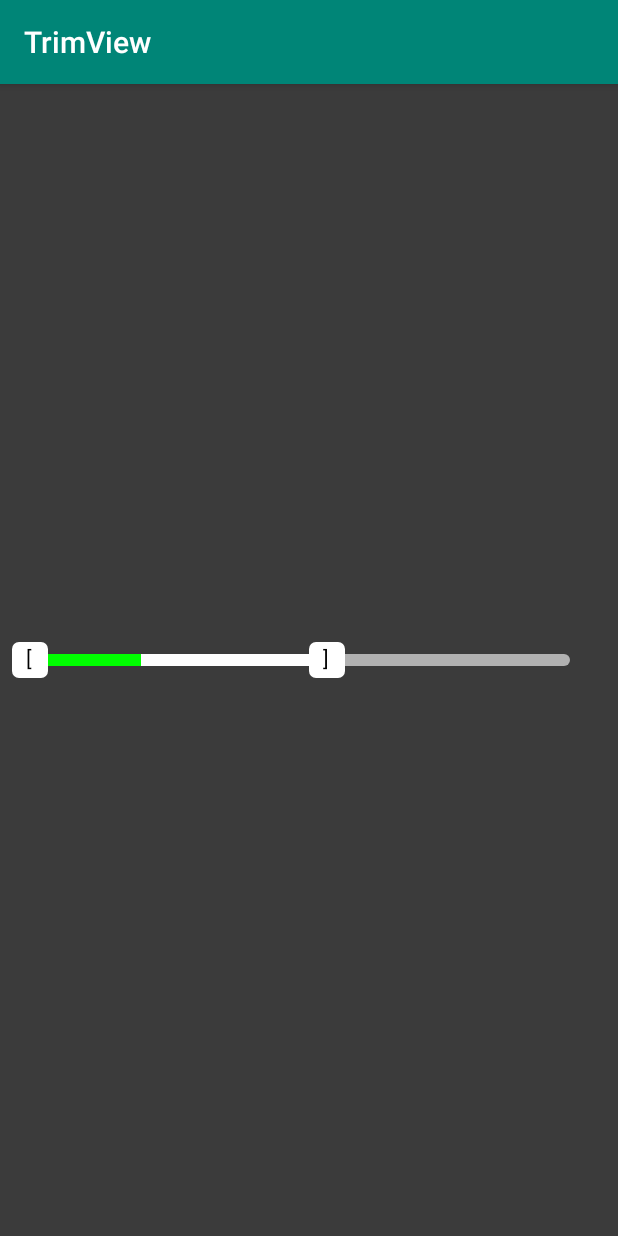
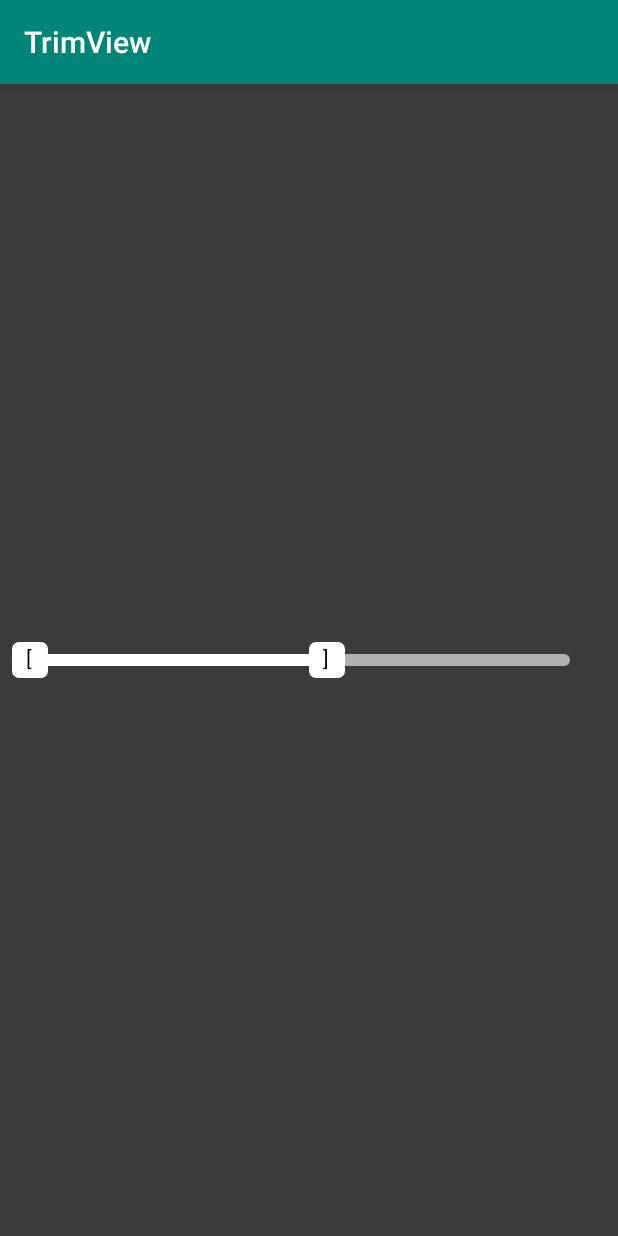
Before and after one commit to 2hamed/android-trimview, an Android app: the screen it shows after launch (MainActivity), on a phone screen of 412 x 824 dp. Run offline under Robolectric (Android 15) with nearby library versions, the phone set to English and light mode, and no system bars; our stand-ins replace Timber.

Commit message:
updated some shit

```diff
--- a/app/src/main/java/com/hmomeni/trimviewsample/MainActivity.kt
+++ b/app/src/main/java/com/hmomeni/trimviewsample/MainActivity.kt
@@ -33,7 +33,7 @@ class MainActivity : AppCompatActivity() {
                 trimView.progress = 0
             }
         }
-        timer()
+//        timer()
     }
 
     private val handler = Handler()
--- a/app/src/main/res/layout/activity_main.xml
+++ b/app/src/main/res/layout/activity_main.xml
@@ -1,19 +1,25 @@
 <?xml version="1.0" encoding="utf-8"?>
-<android.support.constraint.ConstraintLayout
-        xmlns:android="http://schemas.android.com/apk/res/android"
-        xmlns:app="http://schemas.android.com/apk/res-auto" xmlns:tools="http://schemas.android.com/tools"
+<android.support.constraint.ConstraintLayout xmlns:android="http://schemas.android.com/apk/res/android"
+        xmlns:app="http://schemas.android.com/apk/res-auto"
+        xmlns:tools="http://schemas.android.com/tools"
         android:layout_width="match_parent"
         android:layout_height="match_parent"
         android:background="#3b3b3b"
         tools:context="com.hmomeni.trimviewsample.MainActivity">
+
     <com.hmomeni.trimview.TrimView
             android:id="@+id/trimView"
             android:layout_width="0dp"
-            android:layout_height="wrap_content" android:layout_marginTop="8dp"
-            app:layout_constraintTop_toTopOf="parent" android:layout_marginBottom="8dp"
-            app:layout_constraintBottom_toBottomOf="parent" app:layout_constraintEnd_toEndOf="parent"
-            android:layout_marginEnd="8dp" android:layout_marginRight="8dp"
-            app:layout_constraintStart_toStartOf="parent" android:layout_marginLeft="8dp"
-            android:layout_marginStart="8dp"/>
+            android:layout_height="wrap_content"
+            android:layout_marginStart="8dp"
+            android:layout_marginLeft="8dp"
+            android:layout_marginTop="8dp"
+            android:layout_marginEnd="8dp"
+            android:layout_marginRight="8dp"
+            android:layout_marginBottom="8dp"
+            app:layout_constraintBottom_toBottomOf="parent"
+            app:layout_constraintEnd_toEndOf="parent"
+            app:layout_constraintStart_toStartOf="parent"
+            app:layout_constraintTop_toTopOf="parent" />
 
 </android.support.constraint.ConstraintLayout>
--- a/build.gradle
+++ b/build.gradle
@@ -1,13 +1,13 @@
 // Top-level build file where you can add configuration options common to all sub-projects/modules.
 
 buildscript {
-    ext.kotlin_version = '1.3.0'
+    ext.kotlin_version = '1.3.71'
     repositories {
         google()
         jcenter()
     }
     dependencies {
-        classpath 'com.android.tools.build:gradle:3.2.1'
+        classpath 'com.android.tools.build:gradle:3.6.3'
         classpath "org.jetbrains.kotlin:kotlin-gradle-plugin:$kotlin_version"
 
         // NOTE: Do not place your application dependencies here; they belong
```
Also changed, not shown: gradle/wrapper/gradle-wrapper.properties.
